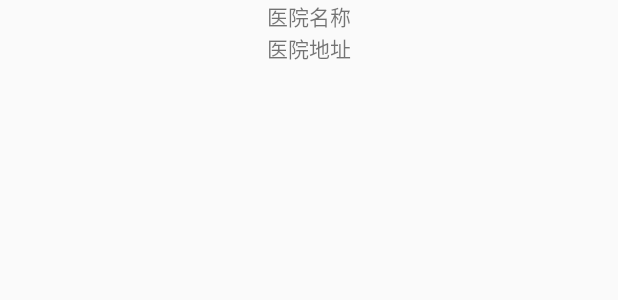
After one commit to suhuangqiang/Tooth, an Android app: the layout pop_map_view.xml on its own in the app's theme, with its tools: preview values and no code run, on a phone screen of 412 x 824 dp. The commit adds this screen. Shown: the top 300 px of the screen. Run offline under Robolectric (Android 15) with nearby library versions, the phone set to English and light mode, and no system bars; network calls fail.

Commit message:
修改地图弹出样式
修改地图弹出样式，注释掉，没有使用

```diff
--- a/Tooth2/app/src/main/java/com/example/tooth/Activity/MapViewActivity.java
+++ b/Tooth2/app/src/main/java/com/example/tooth/Activity/MapViewActivity.java
@@ -3,6 +3,7 @@ package com.example.tooth.Activity;
 import android.graphics.Point;
 import android.os.Bundle;
 import android.util.Log;
+import android.view.LayoutInflater;
 import android.view.View;
 import android.widget.ImageView;
 import android.widget.RelativeLayout;
@@ -137,7 +138,9 @@ public class MapViewActivity extends BaseActivity {
 
                     }
                 };
+                View view = LayoutInflater.from(getBaseContext()).inflate(R.layout.pop_map_view,null);
                 mInfoWindow = new InfoWindow(location, llInfo,0);
+                //mInfoWindow = new InfoWindow(view, llInfo,0);
                 // 显示InfoWindow
                 mBaiduMap.showInfoWindow(mInfoWindow);
                 return true;
--- /dev/null
+++ b/Tooth2/app/src/main/res/layout/pop_map_view.xml
@@ -0,0 +1,23 @@
+<?xml version="1.0" encoding="utf-8"?>
+<LinearLayout xmlns:android="http://schemas.android.com/apk/res/android"
+    android:layout_width="match_parent"
+    android:layout_height="match_parent">
+    <com.zhy.autolayout.AutoLinearLayout
+        android:layout_width="match_parent"
+        android:layout_height="wrap_content"
+        android:orientation="vertical">
+        <TextView
+            android:layout_width="wrap_content"
+            android:layout_height="wrap_content"
+            android:layout_gravity="center_horizontal"
+            android:layout_marginTop="10px"
+            android:text="医院名称"/>
+        <TextView
+            android:layout_width="wrap_content"
+            android:layout_height="wrap_content"
+            android:layout_gravity="center_horizontal"
+            android:layout_marginTop="10px"
+            android:layout_marginBottom="10px"
+            android:text="医院地址"/>
+    </com.zhy.autolayout.AutoLinearLayout>
+</LinearLayout>
```
